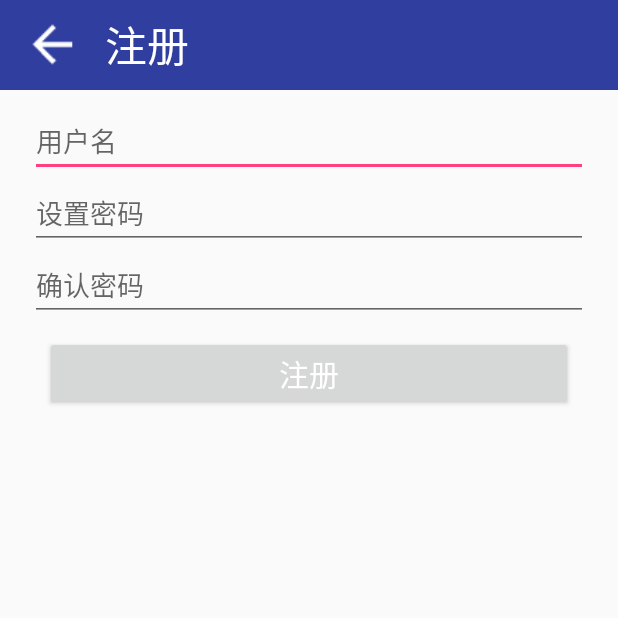
After one commit to lcysl/AndroidBook, an Android app: the RegisterActivity screen opened directly, with no data from a screen before it, on a phone screen of 412 x 824 dp, the top half of it. The commit adds this screen. Run offline under Robolectric (Android 15) with nearby library versions, the phone set to English and light mode, and no system bars.

Commit message:
添加登录与注册界面

```diff
--- a/app/build.gradle
+++ b/app/build.gradle
@@ -25,6 +25,9 @@ dependencies {
         exclude group: 'com.android.support', module: 'support-annotations'
     })
     compile 'com.android.support:appcompat-v7:27.+'
-    compile 'com.android.support:design:27.+'
+    //compile 'com.android.support:design:27.0.0'
+    compile 'com.android.support:design:27.1.0'
+    compile 'com.android.support:recyclerview-v7:27.1.0'
+    compile 'com.squareup.okhttp3:okhttp:3.2.0'
     testCompile 'junit:junit:4.12'
 }
--- a/app/src/main/AndroidManifest.xml
+++ b/app/src/main/AndroidManifest.xml
@@ -20,6 +20,8 @@
 
         <activity android:name=".modules.MainActivity" />
         <activity android:name=".modules.guide.GuideActivity"/>
+        <activity android:name=".modules.login.LoginActivity"/>
+        <activity android:name=".modules.register.RegisterActivity"/>
     </application>
 
 </manifest>
--- /dev/null
+++ b/app/src/main/java/com/uestc/lcy/androidbook/base/BaseActivity.java
@@ -0,0 +1,44 @@
+package com.uestc.lcy.androidbook.base;
+
+import android.os.Bundle;
+import android.support.annotation.Nullable;
+import android.support.v7.app.AppCompatActivity;
+import android.view.LayoutInflater;
+import android.view.View;
+import android.widget.LinearLayout;
+
+import com.uestc.lcy.androidbook.R;
+
+/**
+ * Created by Administrator on 2018\4\12 0012.
+ */
+
+public abstract class BaseActivity extends AppCompatActivity {
+
+    private LinearLayout mBaseLayout;
+
+    @Override
+    protected void onCreate(@Nullable Bundle savedInstanceState) {
+        super.onCreate(savedInstanceState);
+        setContentView(R.layout.activity_base);
+        //获取父布局
+        mBaseLayout = findViewById(R.id.layout_base);
+        initView();
+        init();
+    }
+
+    //获取子类的布局，抽象方法，由子类实现
+    protected abstract int getSubLayout();
+    //抽象方法，由子类实现，完成子类的一些初始化操作
+    protected abstract void init();
+
+    /**
+     * baseactivity的初始化操作
+     */
+    private void initView() {
+        View view = LayoutInflater.from(this).inflate(getSubLayout(), null);
+        mBaseLayout.addView(view);
+    }
+
+
+}
--- a/app/src/main/java/com/uestc/lcy/androidbook/modules/home/HomeFragment.java
+++ b/app/src/main/java/com/uestc/lcy/androidbook/modules/home/HomeFragment.java
@@ -1,8 +1,8 @@
 package com.uestc.lcy.androidbook.modules.home;
 
-import android.app.Fragment;
 import android.os.Bundle;
 import android.support.annotation.Nullable;
+import android.support.v4.app.Fragment;
 import android.view.LayoutInflater;
 import android.view.View;
 import android.view.ViewGroup;
--- /dev/null
+++ b/app/src/main/java/com/uestc/lcy/androidbook/modules/register/RegisterActivity.java
@@ -0,0 +1,34 @@
+package com.uestc.lcy.androidbook.modules.register;
+
+import android.widget.LinearLayout;
+import android.widget.TextView;
+
+import com.uestc.lcy.androidbook.R;
+import com.uestc.lcy.androidbook.base.BaseActivity;
+
+/**
+ * Created by lcy on 2018\4\13 0013.
+ */
+
+public class RegisterActivity extends BaseActivity {
+
+    private LinearLayout mRegisterTopBarLayout;
+    private TextView mRegisterTopBarTitle;
+
+    @Override
+    protected int getSubLayout() {
+        return R.layout.activity_register;
+    }
+
+    @Override
+    protected void init() {
+        initView();
+    }
+
+    private void initView() {
+        mRegisterTopBarLayout = findViewById(R.id.top_bar_register);
+        mRegisterTopBarTitle = mRegisterTopBarLayout.findViewById(R.id.tv_top_bar2_title);
+
+        mRegisterTopBarTitle.setText(R.string.register);
+    }
+}
--- a/app/src/main/java/com/uestc/lcy/androidbook/modules/sort/SortFragment.java
+++ b/app/src/main/java/com/uestc/lcy/androidbook/modules/sort/SortFragment.java
@@ -1,8 +1,8 @@
 package com.uestc.lcy.androidbook.modules.sort;
 
-import android.app.Fragment;
 import android.os.Bundle;
 import android.support.annotation.Nullable;
+import android.support.v4.app.Fragment;
 import android.view.LayoutInflater;
 import android.view.View;
 import android.view.ViewGroup;
--- /dev/null
+++ b/app/src/main/res/layout/activity_base.xml
@@ -0,0 +1,8 @@
+<?xml version="1.0" encoding="utf-8"?>
+<LinearLayout xmlns:android="http://schemas.android.com/apk/res/android"
+    android:id="@+id/layout_base"
+    android:orientation="vertical"
+    android:layout_width="match_parent"
+    android:layout_height="match_parent">
+
+</LinearLayout>
--- /dev/null
+++ b/app/src/main/res/layout/activity_register.xml
@@ -0,0 +1,50 @@
+<?xml version="1.0" encoding="utf-8"?>
+<LinearLayout xmlns:android="http://schemas.android.com/apk/res/android"
+    android:orientation="vertical"
+    android:layout_width="match_parent"
+    android:layout_height="match_parent">
+
+    <include
+        android:id="@+id/top_bar_register"
+        layout="@layout/layout_topbar2"/>
+
+    <LinearLayout
+        android:layout_width="match_parent"
+        android:layout_height="match_parent"
+        android:layout_marginTop="10dp"
+        android:layout_marginLeft="20dp"
+        android:layout_marginRight="20dp"
+        android:orientation="vertical">
+
+        <EditText
+            android:id="@+id/et_reg_username"
+            android:layout_width="match_parent"
+            android:layout_height="wrap_content"
+            android:hint="@string/login_username"
+            />
+
+        <EditText
+            android:id="@+id/et_reg_password"
+            android:layout_width="match_parent"
+            android:layout_height="wrap_content"
+            android:hint="@string/register_password"
+            />
+
+        <EditText
+            android:id="@+id/et_reg_repassword"
+            android:layout_width="match_parent"
+            android:layout_height="wrap_content"
+            android:hint="@string/register_repassword"
+            />
+
+        <Button
+            android:id="@+id/btnLogin"
+            android:layout_width="match_parent"
+            android:layout_height="wrap_content"
+            android:layout_margin="10dp"
+            android:text="@string/register"
+            android:textColor="@color/white"
+            android:textSize="20sp"/>
+    </LinearLayout>
+
+</LinearLayout>
--- a/app/src/main/res/layout/layout_topbar.xml
+++ b/app/src/main/res/layout/layout_topbar.xml
@@ -14,7 +14,7 @@
             android:layout_width="wrap_content"
             android:layout_height="wrap_content"
             android:text="首页"
-            android:textSize="28sp"
+            android:textSize="@dimen/top_bar_text_size"
             android:layout_centerVertical="true"
             android:layout_marginLeft="20dp"
             android:textColor="@color/top_bar_text_color"/>
--- /dev/null
+++ b/app/src/main/res/layout/layout_topbar2.xml
@@ -0,0 +1,28 @@
+<?xml version="1.0" encoding="utf-8"?>
+<LinearLayout xmlns:android="http://schemas.android.com/apk/res/android"
+    android:orientation="horizontal"
+    android:layout_width="match_parent"
+    android:layout_height="60dp"
+    android:background="@color/colorPrimaryDark">
+
+    <Button
+        android:id="@+id/btn_top_bar2_return"
+        android:layout_width="30dp"
+        android:layout_height="30dp"
+        android:layout_gravity="center_vertical"
+        android:background="@drawable/return_button"
+        android:layout_marginLeft="20dp"/>
+
+    <TextView
+        android:id="@+id/tv_top_bar2_title"
+        android:layout_width="wrap_content"
+        android:layout_height="wrap_content"
+        android:text="登录"
+        android:textSize="@dimen/top_bar_text_size"
+        android:layout_marginLeft="20dp"
+        android:textColor="@color/top_bar_text_color"
+        android:layout_gravity="center_vertical"/>
+
+
+
+</LinearLayout>
--- a/app/src/main/res/values/colors.xml
+++ b/app/src/main/res/values/colors.xml
@@ -18,5 +18,7 @@
     <color name="top_bar_text_color">#FFFFFF</color>
     <!--线条的颜色-->
     <color name="line_color">#DCDCDC</color>
+    <!--注册字体的颜色-->
+    <color name="register_color">#FF40F1</color>
 
 </resources>
--- a/app/src/main/res/values/dimens.xml
+++ b/app/src/main/res/values/dimens.xml
@@ -2,4 +2,6 @@
     <!-- Default screen margins, per the Android Design guidelines. -->
     <dimen name="activity_horizontal_margin">16dp</dimen>
     <dimen name="activity_vertical_margin">16dp</dimen>
+
+    <dimen name="top_bar_text_size">28sp</dimen>
 </resources>
--- a/app/src/main/res/values/strings.xml
+++ b/app/src/main/res/values/strings.xml
@@ -9,4 +9,12 @@
     <string name="mine_book_mark">我的书签</string>
     <string name="mine_setting">设置</string>
 
+    <string name="login_username">用户名</string>
+    <string name="login_password">密码</string>
+    <string name="register_password">设置密码</string>
+    <string name="register_repassword">确认密码</string>
+
+    <string name="register">注册</string>
+    <string name="login">登录</string>
+
 </resources>
```
Also changed, not shown: app/src/main/java/com/uestc/lcy/androidbook/modules/MainActivity.java (+81 -29 lines), app/src/main/java/com/uestc/lcy/androidbook/modules/login/LoginActivity.java (added, +49 -0 lines), app/src/main/java/com/uestc/lcy/androidbook/modules/mine/MineFragment.java (+21 -3 lines), app/src/main/res/layout/activity_login.xml (added, +87 -0 lines), app/src/main/res/drawable-hdpi/return_button.png (added).
